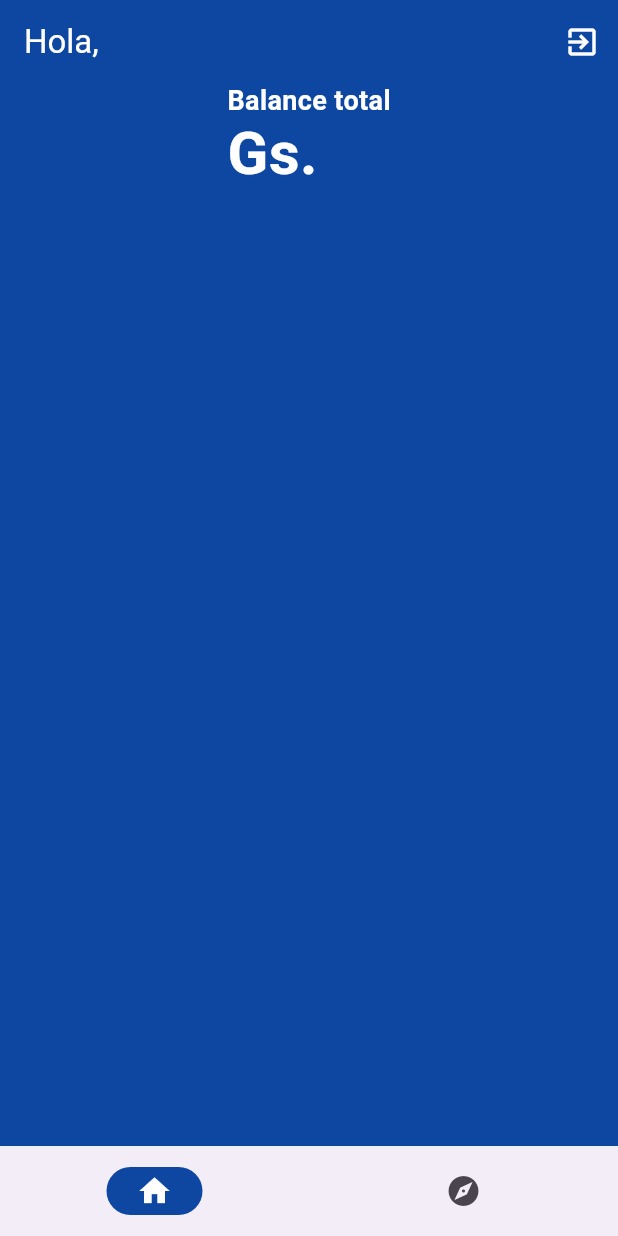
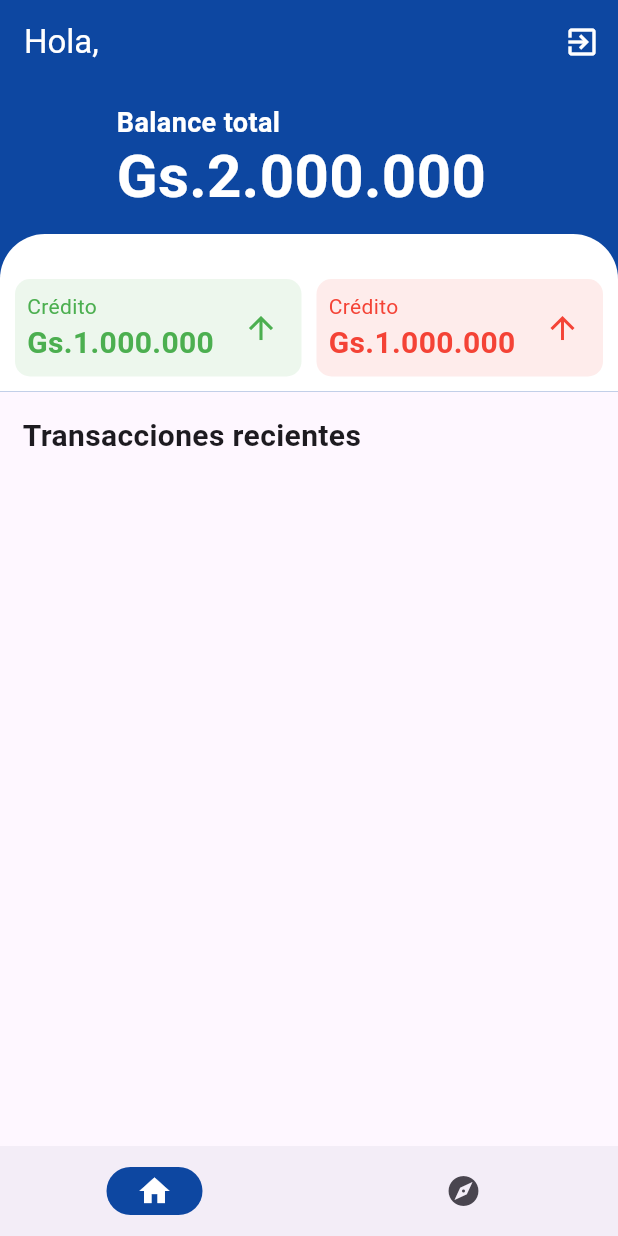
Before and after one commit to ChrisShadow/uaa_expense_tracker, a Flutter app: the screen it shows once a user with an empty profile is signed in, on a phone screen of 412 x 824 dp. Run offline on Flutter 3.47's test engine with Material 3 defaults, Android fonts, the phone set to English and light mode, and no system bars; our stand-ins replace firebase_auth, firebase_core; accounts and stored records are empty.

Commit message:
dashboard home: parte2 50min/2hs

```diff
--- a/lib/main.dart
+++ b/lib/main.dart
@@ -19,10 +19,15 @@ class MyApp extends StatelessWidget {
   // This widget is the root of your application.
   @override
   Widget build(BuildContext context) {
-    return const MaterialApp(
+    return MaterialApp(
       title: 'Budget Tracker',
+      builder: (context, child){
+        return MediaQuery(
+            data: MediaQuery.of(context).copyWith(textScaleFactor: 1.0),
+            child: child!);
+      },
       debugShowCheckedModeBanner: false,
-      home: AuthGate(),//
+      home: const AuthGate(),//
     );
   }
 }
--- a/lib/screens/home_screen.dart
+++ b/lib/screens/home_screen.dart
@@ -39,12 +39,38 @@ class _HomeState extends State<Home> {
           color: Colors.white,))
         ],
       ),
-      body: Container(
-          width: double.infinity,
+      body: const Column(
+        children: [
+          HeroCard(),
+          Padding(
+            padding: EdgeInsets.all(15),
+            child: Row(
+              children: [
+                Text("Transacciones recientes",
+                style: TextStyle(fontSize: 20, fontWeight: FontWeight.w600),)
+              ],
+            ),
+          )
+        ],
+      ),
+
+    );
+  }
+}
+
+class HeroCard extends StatelessWidget{
+  const HeroCard({
+    super.key,
+  });
+  @override
+  Widget build(BuildContext context){
+    return Container(
       color: Colors.blue.shade900,
-          child: const Column(
+      child: Column(
         children: [
-              Column(
+          const Padding(
+            padding: EdgeInsets.all(15),
+            child: Column(
               crossAxisAlignment: CrossAxisAlignment.start,
               children: [
                 Text("Balance total",
@@ -54,17 +80,82 @@ class _HomeState extends State<Home> {
                         height: 1.2,
                         fontWeight: FontWeight.w600
                     ) ),
-                  Text("Gs. ",
+                Text("Gs.2.000.000 ",
                   style: TextStyle(
                       fontSize: 40,
                       color: Colors.white,
                       height: 1.2,
                       fontWeight: FontWeight.w600
-                      ) )
+                  ), ),
               ],
             ),
+          ),
+          Container(
+            padding: const EdgeInsets.only(top:30,bottom: 10, left: 10, right: 10),
+            decoration: const BoxDecoration(
+              borderRadius: BorderRadius.only(
+                  topLeft: Radius.circular(30),
+                  topRight: Radius.circular(30)
+              ),
+              color: Colors.white,
+            ),
+            child: const Row(
+              children: [
+                CardOne(color: Colors.green,),
+                SizedBox(
+                  width: 10,
+                ),
+                CardOne(color: Colors.red,),
               ],
-          )),
+            ),
+          )
+        ],
+      ),
     );
   }
 }
+
+
+class CardOne extends StatelessWidget{
+  const CardOne({
+    super.key, required this.color,
+  });
+  final Color color;
+  @override
+  Widget build(BuildContext context){
+    return Expanded(
+      child: Container(
+        decoration: BoxDecoration(
+          borderRadius: BorderRadius.circular(10),
+          color: color.withOpacity(0.1),
+        ),
+        child: Padding(
+          padding: const EdgeInsets.all(8),
+          child: Row(
+            children: [
+              Column(
+                crossAxisAlignment: CrossAxisAlignment.start,
+                children: [Text("Crédito",
+                style: TextStyle(
+                    fontSize: 14,
+                    color: color),),
+                Text("Gs.1.000.000",
+                  style: TextStyle(
+                      color: color,
+                      fontSize: 20,
+                      fontWeight: FontWeight.w600),)],),
+              const Spacer(),
+              Padding(
+                padding: const EdgeInsets.all(7),
+                child: Icon(
+                  Icons.arrow_upward_outlined,
+                  color: color,
+                ),
+              )
+            ],
+          ),
+        ),
+      ),
+    );
+  }
+}
```
Lines whose indentation alone changed are shown as unchanged.
